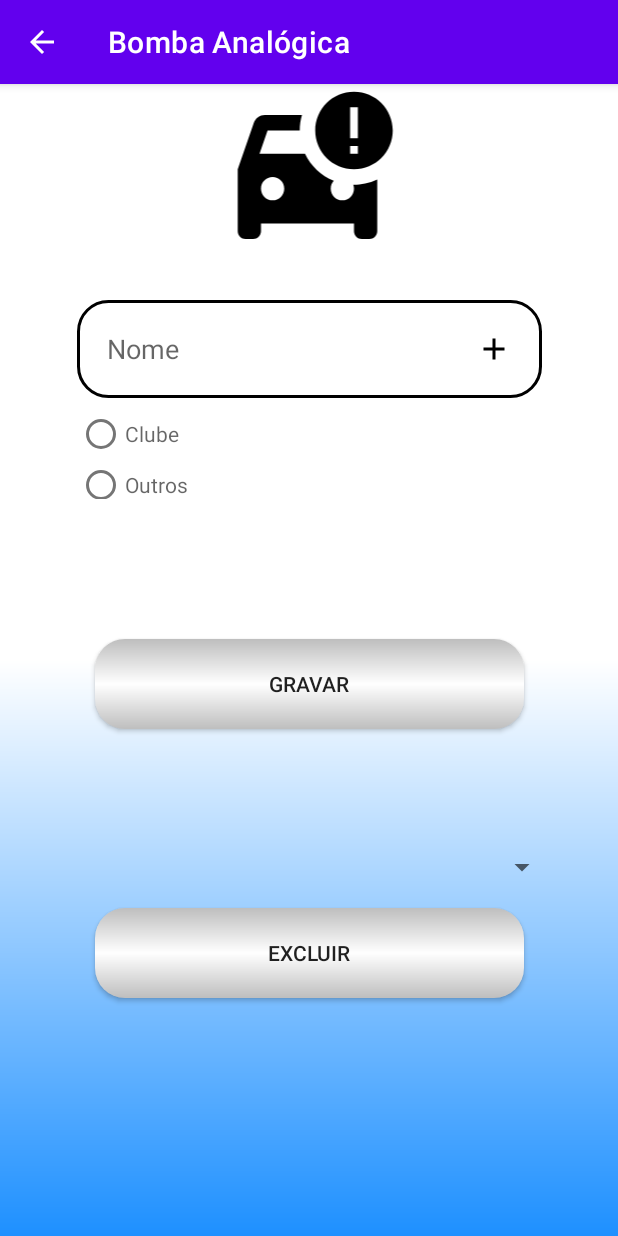
After one commit to Alexsander-Prates/BombaAnalogica, an Android app: the MainActivityCadastros screen opened directly, with no data from a screen before it, on a phone screen of 412 x 824 dp. The commit adds this screen. Run offline under Robolectric (Android 15) with nearby library versions, the phone set to English and light mode, and no system bars.

Commit message:
Adicionado Layout de Cadastros.

```diff
--- a/app/build.gradle
+++ b/app/build.gradle
@@ -1,5 +1,6 @@
 plugins {
     id 'com.android.application'
+    id 'com.google.gms.google-services'
 }
 
 android {
@@ -36,4 +37,8 @@ dependencies {
     testImplementation 'junit:junit:4.13.2'
     androidTestImplementation 'androidx.test.ext:junit:1.1.3'
     androidTestImplementation 'androidx.test.espresso:espresso-core:3.4.0'
+
+    implementation platform('com.google.firebase:firebase-bom:31.0.3')
+
+    implementation 'com.google.firebase:firebase-analytics'
 }
--- a/app/src/main/java/com/example/myapplication/ActivityTwoCalculos.java
+++ b/app/src/main/java/com/example/myapplication/Main2Activity.java
@@ -12,7 +12,7 @@ import android.widget.Toast;
 
 
 
-public class ActivityTwoCalculos extends AppCompatActivity {
+public class Main2Activity extends AppCompatActivity {
 
 
     private String tResultados;
@@ -42,7 +42,7 @@ public class ActivityTwoCalculos extends AppCompatActivity {
                 if((valorLitro!=null)&&((TextUtils.isEmpty(leituraInic.getText().toString())) ||
                         (TextUtils.isEmpty(leituraFim.getText().toString())))) {
 
-                    Toast.makeText(ActivityTwoCalculos.this, "Preencha os campos", Toast.LENGTH_LONG).show();
+                    Toast.makeText(Main2Activity.this, "Preencha os campos", Toast.LENGTH_LONG).show();
 
 
                 }else {
@@ -84,7 +84,7 @@ public class ActivityTwoCalculos extends AppCompatActivity {
             leituraInicial=Float.parseFloat(leituraInic.getText().toString());
             leituraFinal=Float.parseFloat(leituraFim.getText().toString());
             if(leituraInicial>=leituraFinal){
-                Toast.makeText(ActivityTwoCalculos.this, "Leitura Inicial Maior que Final", Toast.LENGTH_LONG).show();
+                Toast.makeText(Main2Activity.this, "Leitura Inicial Maior que Final", Toast.LENGTH_LONG).show();
                 return 0;
             } else {
                 litros = ((leituraFinal-leituraInicial)/10);
--- /dev/null
+++ b/app/src/main/java/com/example/myapplication/MainActivityCadastros.java
@@ -0,0 +1,14 @@
+package com.example.myapplication;
+
+import androidx.appcompat.app.AppCompatActivity;
+
+import android.os.Bundle;
+
+public class MainActivityCadastros extends AppCompatActivity {
+
+    @Override
+    protected void onCreate(Bundle savedInstanceState) {
+        super.onCreate(savedInstanceState);
+        setContentView(R.layout.activity_main3);
+    }
+}
--- /dev/null
+++ b/app/src/main/res/drawable/add.xml
@@ -0,0 +1,5 @@
+<vector android:height="24dp" android:tint="#000000"
+    android:viewportHeight="24" android:viewportWidth="24"
+    android:width="24dp" xmlns:android="http://schemas.android.com/apk/res/android">
+    <path android:fillColor="@android:color/white" android:pathData="M19,13h-6v6h-2v-6H5v-2h6V5h2v6h6v2z"/>
+</vector>
--- /dev/null
+++ b/app/src/main/res/drawable/icon_add.xml
@@ -0,0 +1,5 @@
+<vector android:height="24dp" android:tint="#000000"
+    android:viewportHeight="24" android:viewportWidth="24"
+    android:width="24dp" xmlns:android="http://schemas.android.com/apk/res/android">
+    <path android:fillColor="@android:color/white" android:pathData="M13,8c0,-2.21 -1.79,-4 -4,-4S5,5.79 5,8s1.79,4 4,4S13,10.21 13,8zM15,10v2h3v3h2v-3h3v-2h-3V7h-2v3H15zM1,18v2h16v-2c0,-2.66 -5.33,-4 -8,-4S1,15.34 1,18z"/>
+</vector>
--- /dev/null
+++ b/app/src/main/res/drawable/icon_add_auto.xml
@@ -0,0 +1,5 @@
+<vector android:height="24dp" android:tint="#000000"
+    android:viewportHeight="24" android:viewportWidth="24"
+    android:width="24dp" xmlns:android="http://schemas.android.com/apk/res/android">
+    <path android:fillColor="@android:color/white" android:pathData="M18,1c-2.76,0 -5,2.24 -5,5s2.24,5 5,5s5,-2.24 5,-5S20.76,1 18,1zM18.5,7h-1V3h1V7zM18.5,8v1h-1V8H18.5zM17.91,13c0.06,0.16 0.09,0.33 0.09,0.5c0,0.83 -0.67,1.5 -1.5,1.5S15,14.33 15,13.5c0,-0.39 0.15,-0.74 0.39,-1.01c-1.63,-0.66 -2.96,-1.91 -3.71,-3.49H5.81l1.04,-3H11c0,-0.69 0.1,-1.37 0.29,-2H6.5C5.84,4 5.29,4.42 5.08,5.01L3,11v8c0,0.55 0.45,1 1,1h1c0.55,0 1,-0.45 1,-1v-1h12v1c0,0.55 0.45,1 1,1h1c0.55,0 1,-0.45 1,-1v-6.68C19.95,12.83 18.84,13.01 17.91,13zM7.5,15C6.67,15 6,14.33 6,13.5S6.67,12 7.5,12S9,12.67 9,13.5S8.33,15 7.5,15z"/>
+</vector>
--- a/app/src/main/res/layout/activity_main.xml
+++ b/app/src/main/res/layout/activity_main.xml
@@ -5,14 +5,15 @@
     android:layout_height="match_parent"
     android:fillViewport="true"
     xmlns:android="http://schemas.android.com/apk/res/android">
-<androidx.constraintlayout.widget.ConstraintLayout xmlns:android="http://schemas.android.com/apk/res/android"
+<androidx.constraintlayout.widget.ConstraintLayout
+    xmlns:android="http://schemas.android.com/apk/res/android"
     xmlns:app="http://schemas.android.com/apk/res-auto"
     xmlns:tools="http://schemas.android.com/tools"
     android:id="@+id/activity_main"
     android:layout_width="match_parent"
     android:layout_height="match_parent"
     android:background="@drawable/background"
-    tools:context=".ActivityOnePrecos">
+    tools:context=".MainActivity">
 
 
     <ImageView
--- a/app/src/main/res/layout/activity_main2.xml
+++ b/app/src/main/res/layout/activity_main2.xml
@@ -11,7 +11,7 @@
     android:layout_width="match_parent"
     android:layout_height="match_parent"
     android:background="@drawable/background"
-    tools:context=".ActivityTwoCalculos">
+    tools:context=".Main2Activity">
 
     <ImageView
         android:id="@+id/imageView3"
--- /dev/null
+++ b/app/src/main/res/layout/activity_main3.xml
@@ -0,0 +1,109 @@
+<?xml version="1.0" encoding="utf-8"?>
+
+<androidx.core.widget.NestedScrollView xmlns:app="http://schemas.android.com/apk/res-auto"
+    xmlns:tools="http://schemas.android.com/tools"
+    android:layout_width="match_parent"
+    android:layout_height="match_parent"
+    android:fillViewport="true"
+    xmlns:android="http://schemas.android.com/apk/res/android">
+    <androidx.constraintlayout.widget.ConstraintLayout
+        android:id="@+id/activity_main3"
+        android:layout_width="match_parent"
+        android:layout_height="match_parent"
+        android:background="@drawable/background"
+        tools:context=".MainActivityCadastros">
+
+
+        <ImageView
+            android:id="@+id/icon_add_meioLocomocao"
+            android:layout_width="138dp"
+            android:layout_height="124dp"
+            app:layout_constraintBottom_toTopOf="@+id/editNome"
+            app:layout_constraintEnd_toEndOf="parent"
+            app:layout_constraintHorizontal_bias="0.497"
+            app:layout_constraintStart_toStartOf="parent"
+            app:layout_constraintTop_toTopOf="parent"
+            app:layout_constraintVertical_bias="0.058"
+            app:srcCompat="@drawable/icon_add_auto" />
+
+
+        <EditText
+            android:id="@+id/editNome"
+            style="@style/Edit_Text"
+            android:layout_width="310dp"
+            android:layout_height="65dp"
+            android:drawableRight="@drawable/add"
+            android:ems="10"
+            android:hint="@string/addNome"
+            android:inputType="text"
+            app:layout_constraintEnd_toEndOf="parent"
+            app:layout_constraintStart_toStartOf="parent"
+            app:layout_constraintTop_toBottomOf="@id/icon_add_meioLocomocao" />
+
+        <RadioGroup
+            android:id="@+id/radioGroup"
+            android:layout_width="309dp"
+            android:layout_height="67dp"
+            android:ems="10"
+            android:hint="@string/tipo"
+            android:inputType="number|numberDecimal"
+            app:layout_constraintEnd_toEndOf="parent"
+            app:layout_constraintStart_toStartOf="parent"
+            app:layout_constraintTop_toBottomOf="@+id/editNome" >
+
+            <RadioButton
+                android:id="@+id/radioButton1"
+                android:layout_width="match_parent"
+                android:layout_height="wrap_content"
+                android:hint="@string/clube"/>
+
+            <RadioButton
+                android:id="@+id/radioButton2"
+                android:layout_width="match_parent"
+                android:layout_height="wrap_content"
+                android:hint="@string/outros" />
+        </RadioGroup>
+
+        <ProgressBar
+            android:id="@+id/progressebarMain3"
+            android:layout_width="wrap_content"
+            android:layout_height="wrap_content"
+            android:layout_marginTop="30dp"
+            android:visibility="invisible"
+            app:layout_constraintStart_toStartOf="parent"
+            app:layout_constraintEnd_toEndOf="parent"
+            app:layout_constraintTop_toBottomOf="@+id/radioGroup"
+            />
+
+
+        <androidx.appcompat.widget.AppCompatButton
+            android:id="@+id/btnGravar"
+            style="@style/Button"
+            android:layout_width="286dp"
+            android:layout_height="60dp"
+            android:text="@string/gravar"
+            app:layout_constraintStart_toStartOf="parent"
+            app:layout_constraintEnd_toEndOf="parent"
+            app:layout_constraintTop_toBottomOf="@+id/progressebarMain3"/>
+
+        <Spinner
+            android:id="@+id/spinner"
+            android:layout_width="match_parent"
+            android:layout_height="wrap_content"
+            style="@style/Spinner"
+            app:layout_constraintStart_toStartOf="parent"
+            app:layout_constraintEnd_toEndOf="parent"
+            app:layout_constraintTop_toBottomOf="@+id/btnGravar"/>
+
+        <androidx.appcompat.widget.AppCompatButton
+            android:id="@+id/btnExcluir"
+            style="@style/Button"
+            android:layout_width="286dp"
+            android:layout_height="60dp"
+            android:text="@string/excluir"
+            app:layout_constraintStart_toStartOf="parent"
+            app:layout_constraintEnd_toEndOf="parent"
+            app:layout_constraintTop_toBottomOf="@+id/spinner"/>
+
+    </androidx.constraintlayout.widget.ConstraintLayout>
+</androidx.core.widget.NestedScrollView>
--- a/app/src/main/res/values/strings.xml
+++ b/app/src/main/res/values/strings.xml
@@ -1,5 +1,5 @@
 <resources>
-    <string name="app_name">Calculo Bomba Analógica</string>
+    <string name="app_name">Bomba Analógica</string>
     <string name="calcular">CALCULAR</string>
     <string name="atribuirPreco">ATRIBUIR PREÇO</string>
     <string name="valorLitro">VALOR LITRO</string>
@@ -14,4 +14,12 @@
     <string name="entreValorG">R$ Gasolina</string>
     <string name="entreValorO">R$ Óleo</string>
     <string name="nOleo">Nº Óleo</string>
+    <string name="addNome">Nome</string>
+    <string name="tipo">Tipo</string>
+    <string name="gravar">Gravar</string>
+    <string name="excluir">Excluir</string>
+    <string name="clube">Clube</string>
+    <string name="outros">Outros</string>
+    <string name="cadastrar">Cadastrar</string>
+
 </resources>
--- a/app/src/main/res/values/styles.xml
+++ b/app/src/main/res/values/styles.xml
@@ -29,6 +29,14 @@
         <item name="android:background">@drawable/button</item>
     </style>
 
+    <style name="Spinner">
+        <item name="android:layout_width">match_parent</item>
+        <item name="android:layout_height">wrap_content</item>
+        <item name="android:layout_marginLeft">40dp</item>
+        <item name="android:layout_marginRight">40dp</item>
+        <item name="android:layout_marginTop">80dp</item>
+    </style>
+
     <!--<style name="View_Results">
         <item name="android:padding">20dp</item>
         <item name="android:layout_margin">20dp</item>
--- a/build.gradle
+++ b/build.gradle
@@ -2,4 +2,5 @@
 plugins {
     id 'com.android.application' version '7.3.1' apply false
     id 'com.android.library' version '7.3.1' apply false
+    id 'com.google.gms.google-services' version '4.3.13' apply false
 }
```
Also changed, not shown: app/src/main/AndroidManifest.xml (+21 -9 lines), app/src/main/java/com/example/myapplication/MainActivity.java (renamed from app/src/main/java/com/example/myapplication/ActivityOnePrecos.java, +37 -3 lines), app/src/main/res/menu/menu_cadastros.xml (added, +16 -0 lines), 1 other file.
